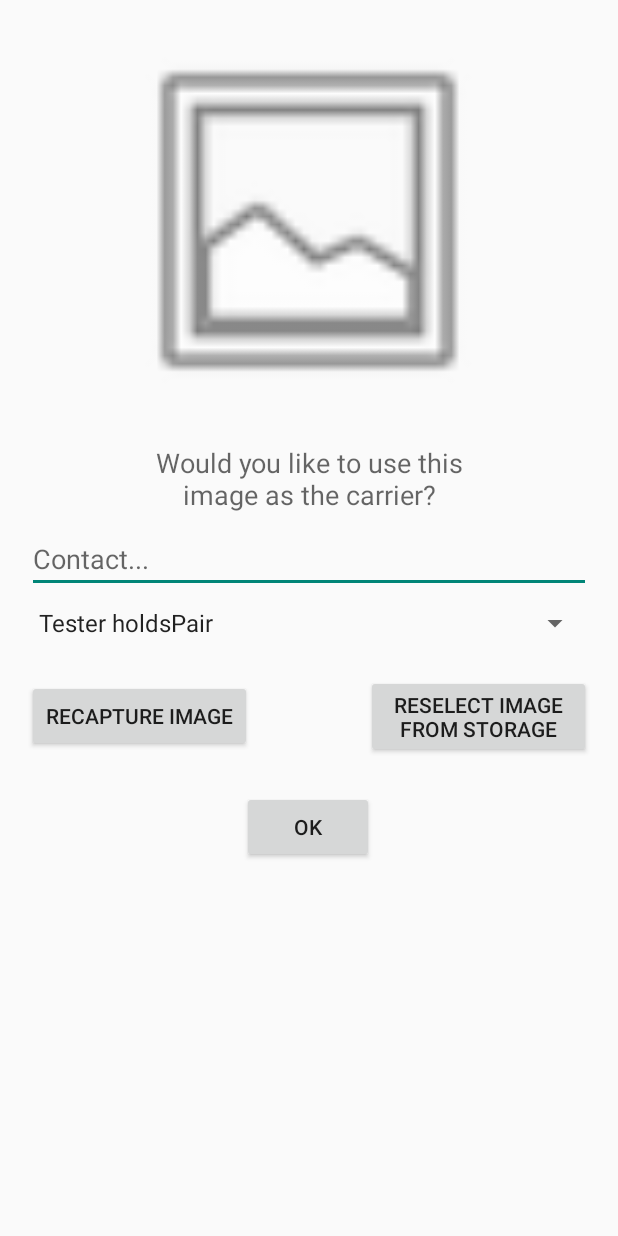
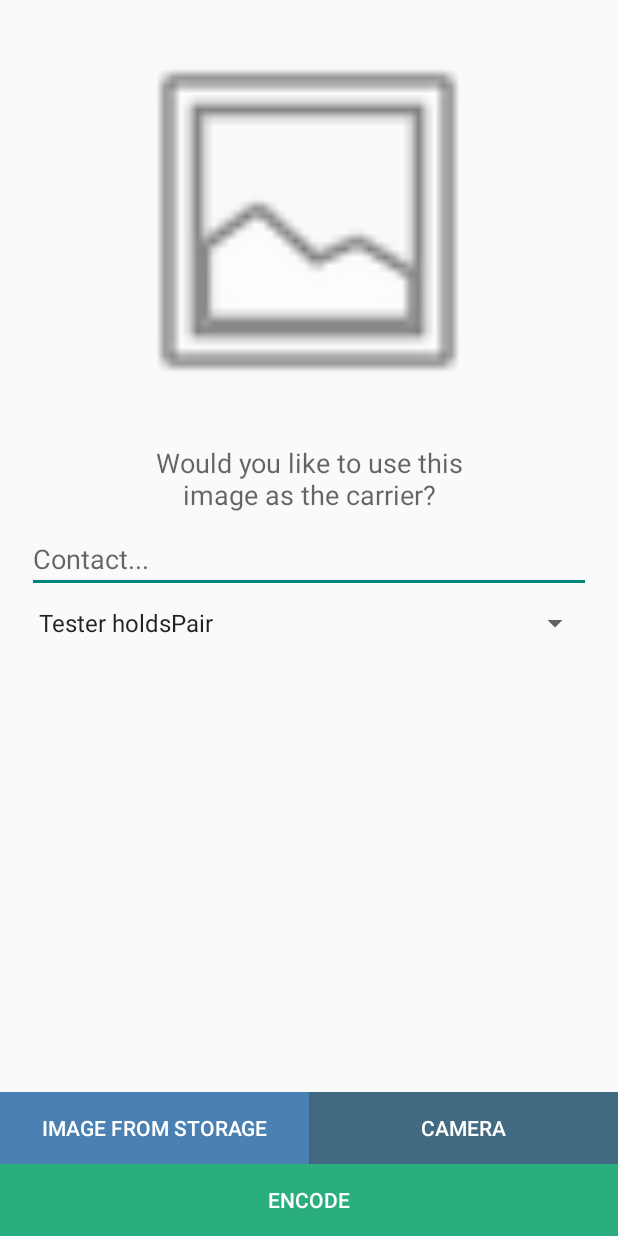
Before and after one commit to rhayes2/CryptBoard, an Android app: the CarrierSelection screen opened directly, with no data from a screen before it, on a phone screen of 412 x 824 dp. Run offline under Robolectric (Android 15) with nearby library versions, the phone set to English and light mode, and no system bars; pictures from the network do not load.

Commit message:
CarrierUI and Decode Changes

```diff
--- a/app/src/main/java/prj666/a03/cryptboard/CarrierSelection.java
+++ b/app/src/main/java/prj666/a03/cryptboard/CarrierSelection.java
@@ -15,6 +15,7 @@ import android.support.v4.content.ContextCompat;
 import android.support.v4.content.FileProvider;
 import android.support.v7.app.AppCompatActivity;
 import android.view.View;
+import android.widget.AdapterView;
 import android.widget.ArrayAdapter;
 import android.widget.AutoCompleteTextView;
 import android.widget.Button;
@@ -83,9 +84,9 @@ public class CarrierSelection extends AppCompatActivity {
         SearchContacts = findViewById(R.id.ContactSearchBarCarrier);
 
         confirm.setText(R.string.carrier_confirmation);
-        camera.setText(R.string.carrier_camera_recapture);
-        accept.setText(R.string.OK);
-        gallery.setText(R.string.carrier_reselect_from_storage);
+        //camera.setText(R.string.carrier_camera_recapture);
+        //accept.setText(R.string.OK);
+        //gallery.setText(R.string.carrier_reselect_from_storage);
 
 
         List<String> list = frontEndHelper.getInstance().getNames();
@@ -95,6 +96,21 @@ public class CarrierSelection extends AppCompatActivity {
         SearchContacts.setAdapter(dataAdapter);
         SpinnerContact.setAdapter(dataAdapter);
 
+        SpinnerContact.setOnItemSelectedListener(new AdapterView.OnItemSelectedListener() {
+            @Override
+            public void onItemSelected(AdapterView<?> adapterView, View view, int i, long l) {
+                String selectedContact = adapterView.getItemAtPosition(i).toString();
+                if (selectedContact.length() > 0){
+                    accept.setEnabled(true);
+                    accept.setBackgroundColor(getResources().getColor(R.color.colourConfirmation));
+                }
+            }
+            @Override
+            public void onNothingSelected(AdapterView<?> adapterView) {
+                accept.setEnabled(false);
+                accept.setBackgroundColor(getResources().getColor(R.color.colourRejection));
+            }
+        });
 
         //Permissions check
         if (ContextCompat.checkSelfPermission(this, Manifest.permission.CAMERA)
--- a/app/src/main/res/layout/activity_carrier_selection.xml
+++ b/app/src/main/res/layout/activity_carrier_selection.xml
@@ -20,30 +20,14 @@
         app:layout_constraintTop_toTopOf="parent"
         app:srcCompat="@android:drawable/ic_menu_gallery" />
 
-    <Button
+    <!--<Button
         android:id="@+id/recaptureCamera"
         style="@style/Widget.AppCompat.Button"
         android:layout_width="150dp"
         android:layout_height="wrap_content"
         android:layout_marginStart="18dp"
         android:layout_marginTop="8dp"
-        android:layout_marginBottom="8dp"
         android:text="Button"
-        app:layout_constraintBottom_toTopOf="@+id/acceptCarrier"
-        app:layout_constraintStart_toStartOf="parent"
-        app:layout_constraintTop_toBottomOf="@+id/spinner" />
-
-    <Button
-        android:id="@+id/acceptCarrier"
-        style="@style/Widget.AppCompat.Button"
-        android:layout_width="wrap_content"
-        android:layout_height="wrap_content"
-        android:layout_marginStart="8dp"
-        android:layout_marginTop="100dp"
-        android:layout_marginEnd="8dp"
-        android:text="Button"
-        app:layout_constraintEnd_toEndOf="parent"
-        app:layout_constraintHorizontal_bias="0.498"
         app:layout_constraintStart_toStartOf="parent"
         app:layout_constraintTop_toBottomOf="@+id/spinner" />
 
@@ -55,13 +39,11 @@
         android:layout_marginStart="8dp"
         android:layout_marginTop="8dp"
         android:layout_marginEnd="18dp"
-        android:layout_marginBottom="8dp"
         android:text="Button"
-        app:layout_constraintBottom_toTopOf="@+id/acceptCarrier"
         app:layout_constraintEnd_toEndOf="parent"
         app:layout_constraintHorizontal_bias="1.0"
         app:layout_constraintStart_toEndOf="@+id/recaptureCamera"
-        app:layout_constraintTop_toBottomOf="@+id/spinner" />
+        app:layout_constraintTop_toBottomOf="@+id/spinner" />-->
 
     <AutoCompleteTextView
         android:id="@+id/ContactSearchBarCarrier"
@@ -102,4 +84,71 @@
         app:layout_constraintEnd_toEndOf="parent"
         app:layout_constraintStart_toStartOf="parent"
         app:layout_constraintTop_toBottomOf="@+id/carrierImage" />
+
+    <LinearLayout
+        android:layout_width="match_parent"
+        android:layout_height="wrap_content"
+        android:layout_marginBottom="0dp"
+        android:orientation="vertical"
+        android:weightSum="100"
+        app:layout_constraintBottom_toBottomOf="parent">
+
+
+        <LinearLayout
+            android:layout_width="match_parent"
+            android:layout_height="wrap_content"
+            android:orientation="horizontal"
+            android:weightSum="100">
+            <Button
+                android:id="@+id/reselectionFromStorage"
+                android:layout_width="0dp"
+                android:layout_height="wrap_content"
+                android:layout_weight="50"
+                android:background="@color/colourPrimary"
+                android:elevation="0dp"
+                android:text="Image From Storage"
+                android:textColor="#FFFFFF"
+                app:layout_constraintEnd_toEndOf="parent"
+                app:layout_constraintStart_toStartOf="parent" />
+
+            <Button
+                android:id="@+id/recaptureCamera"
+                android:layout_width="0dp"
+                android:layout_height="wrap_content"
+                android:layout_weight="50"
+                android:background="@color/colourPrimaryDark"
+                android:elevation="0dp"
+                android:text="Camera"
+                android:textColor="#FFFFFF"
+                app:layout_constraintEnd_toEndOf="parent"
+                app:layout_constraintStart_toStartOf="parent"
+                android:enabled="false"/>
+
+        </LinearLayout>
+
+        <LinearLayout
+            android:id="@+id/linearLayout"
+            android:layout_width="match_parent"
+            android:layout_height="wrap_content"
+            android:orientation="horizontal"
+            android:weightSum="100"
+            app:layout_constraintBottom_toBottomOf="parent"
+            app:layout_constraintEnd_toEndOf="parent"
+            app:layout_constraintStart_toStartOf="parent"
+            android:layout_weight="50">
+
+            <Button
+                android:id="@+id/acceptCarrier"
+                android:layout_width="0dp"
+                android:layout_height="wrap_content"
+                android:layout_weight="100"
+                android:background="@color/colourRejection"
+                android:elevation="0dp"
+                android:enabled="false"
+                android:text="Encode"
+                android:textColor="#FFFFFF" />
+
+        </LinearLayout>
+    </LinearLayout>
+
 </android.support.constraint.ConstraintLayout>
```
Also changed, not shown: app/src/main/java/prj666/a03/cryptboard/DecodePhoto.java (+9 -2 lines), app/src/main/res/layout/activity_decode_photo.xml (+39 -31 lines).
